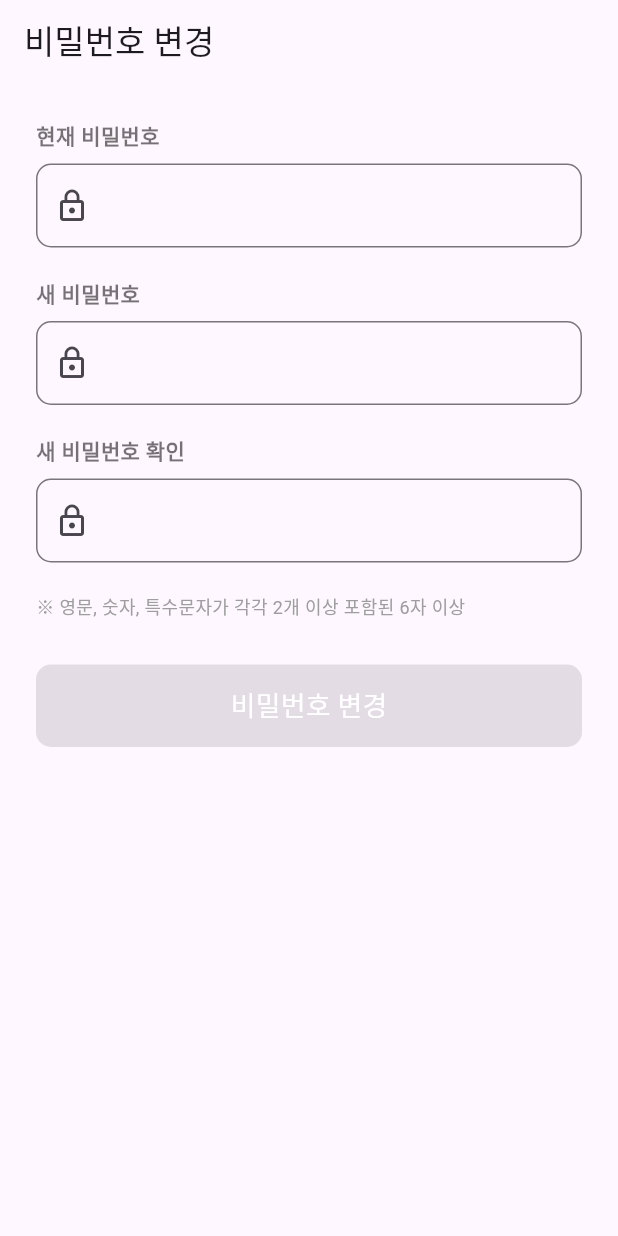
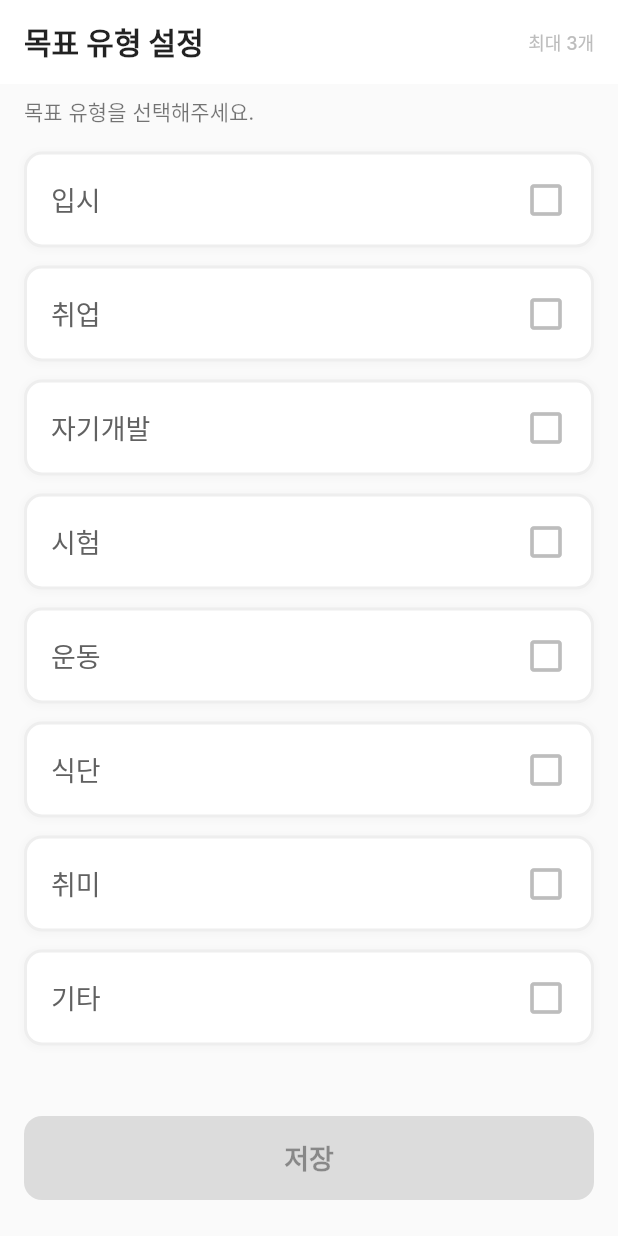
Before and after one commit to lee-yoo-jung/pbl, a Flutter app: the screen it shows after launch, on a phone screen of 412 x 824 dp. Run offline on Flutter 3.47's test engine with Material 3 defaults, Android fonts, the light colour scheme and no system bars; Roboto replaces fonts that are missing (Inter).

Commit message:
마이페이지_목표유형설정

```diff
--- a/lib/main.dart
+++ b/lib/main.dart
@@ -1,263 +1,283 @@
 import 'package:flutter/material.dart';
 
-class PasswordChangePage extends StatefulWidget {
-  const PasswordChangePage ({super.key});
+const List<String> goalTypes = [
+  '입시',
+  '취업',
+  '자기개발',
+  '시험',
+  '운동',
+  '식단',
+  '취미',
+  '기타',
+];
+
+void main() {
+  runApp(const MyApp());
+}
+
+class MyApp extends StatelessWidget {
+  const MyApp({super.key});
 
   @override
-  State<PasswordChangePage> createState() => _PasswordChangePageState();
+  Widget build(BuildContext context) {
+    return MaterialApp(
+      title: '목표 유형 설정',
+      theme: ThemeData(
+        primarySwatch: Colors.blue,
+        fontFamily: 'Inter', // 폰트 지정
+        useMaterial3: false, // Material 2 테마 사용
+      ),
+      home: const GoalTypeSelectorPage(), // 시작 화면 지정
+    );
+  }
 }
 
-class _PasswordChangePageState extends State<PasswordChangePage> {
-  final _formKey = GlobalKey<FormState>();
+// 목표 유형 선택 화면을 나타내는 StatefulWidget
+class GoalTypeSelectorPage extends StatefulWidget {
+  const GoalTypeSelectorPage({super.key});
 
-  // 각 입력 필드의 텍스트를 제어하는 컨트롤러
-  final TextEditingController _currentPasswordController = TextEditingController();
-  final TextEditingController _newPasswordController = TextEditingController();
-  final TextEditingController _confirmPasswordController = TextEditingController();
+  @override
+  State<GoalTypeSelectorPage> createState() => _GoalTypeSelectorPageState();
+}
 
-  bool _isNewPasswordValid = false;
-  bool _isPasswordMatch = false;
-
-  // 비번 조건: 영문, 숫자, 특수문자가 각각 2종류 이상 조합된 6자 이상
-  static final RegExp _passwordRegex = RegExp(
-      r'^(?=.*[a-zA-Z].*[a-zA-Z])'
-      r'(?=.*[0-9].*[0-9])'
-      r'(?=.*[!@#\$%^&*].*[!@#\$%^&*])'
-      r'.{6,}$'
-  );
+// 화면의 동적 상태(선택된 항목 목록)를 관리하는 State 클래스
+class _GoalTypeSelectorPageState extends State<GoalTypeSelectorPage> {
+  // 선택된 목표 유형을 저장하는 리스트
+  final List<String> _selectedGoals = [];
+  // 최대 선택 가능한 개수
+  final int _maxSelection = 3;
 
 
-  @override
-  void initState() {
-    super.initState();
-    // 새 비밀번호와 확인 비밀번호가 변경될 때마다 유효성 검사를 수행하도록 리스너 추가
-    _newPasswordController.addListener(_validateFields);
-    _confirmPasswordController.addListener(_validateFields);
+  // 목표 유형 토글(선택/해제) 핸들러
+  void _handleToggle(String goalName) {
+    setState(() {
+      if (_selectedGoals.contains(goalName)) {         // 이미 선택된 경우: 선택 해제
+        _selectedGoals.remove(goalName);
+      } else {                                         // 선택되지 않은 경우:
+        if (_selectedGoals.length < _maxSelection) {
+          // 최대 개수 미만일 때만 추가
+          _selectedGoals.add(goalName);
+        } else {
+          // 최대 개수 초과 시 알림
+          _showErrorNotification('최대 3개까지만 선택할 수 있습니다.');
+        }
+      }
+    });
   }
 
-  @override
-  void dispose() {    // 리스너를 제거하고 컨트롤러를 해제하여 메모리 누수를 방지
-    _newPasswordController.removeListener(_validateFields);
-    _confirmPasswordController.removeListener(_validateFields);
-    _currentPasswordController.dispose();
-    _newPasswordController.dispose();
-    _confirmPasswordController.dispose();
-    super.dispose();
+  // 오류 알림 메시지 표시
+  void _showErrorNotification(String message) {
+    ScaffoldMessenger.of(context).showSnackBar(
+      SnackBar(
+        content: Text(message),
+        backgroundColor: Colors.red.shade600,
+        behavior: SnackBarBehavior.floating,
+        duration: const Duration(seconds: 2),
+        shape: RoundedRectangleBorder(borderRadius: BorderRadius.circular(10)),
+      ),
+    );
+  }
+
+  // 성공 알림 메시지 표시
+  void _showSuccessNotification(String message) {
+    ScaffoldMessenger.of(context).showSnackBar(
+      SnackBar(
+        content: Text(
+          message,
+          textAlign: TextAlign.center,
+          style: const TextStyle(color: Colors.white, fontSize: 16),
+        ),
+        backgroundColor: Colors.black87,
+        behavior: SnackBarBehavior.fixed,
+        duration: const Duration(seconds: 2),
+        padding: const EdgeInsets.symmetric(vertical: 18),
+      ),
+    );
   }
 
 
-  // 모든 유효성 검사 및 버튼 활성화 상태를 업데이트
-  void _validateFields() {
-    final newPass = _newPasswordController.text;
-    final confirmPass = _confirmPasswordController.text;
+  // 저장 버튼 클릭 핸들러
+  void _handleSave() {
+    if (_selectedGoals.isEmpty) {   // 선택된 항목이 하나도 없을 경우 오류 표시
+      _showErrorNotification('하나 이상의 목표 유형을 선택해주세요.');
+      return;
+    }
+    final message = '저장되었습니다.';
+    debugPrint(message);
+    _showSuccessNotification(message); // 성공 메시지 출력
 
-    // 새 비밀번호 조건 검사
-    final newPasswordValid = _passwordRegex.hasMatch(newPass);
-
-    // 새 비밀번호와 확인 비밀번호 일치 검사
-    final passwordMatch = newPass.isNotEmpty && newPass == confirmPass;
-
-    // 상태가 변경되었을 때만 UI 업데이트
-    if (_isNewPasswordValid != newPasswordValid || _isPasswordMatch != passwordMatch) {
-      setState(() {
-        _isNewPasswordValid = newPasswordValid;
-        _isPasswordMatch = passwordMatch;
-      });
-    }
-  }
+    // 실제 저장 로직은 여기에 구현
 
 
-  // '비밀번호 변경' 버튼 활성화 여부를 결정하는 함수
-  bool _isButtonEnabled() {
-    return _currentPasswordController.text.isNotEmpty && _isNewPasswordValid && _isPasswordMatch;
-    // 현재 비밀번호가 비어있지 않고, 새 비밀번호가 유효하며, 두개의 새 비밀번호가 일치해야 함
-  }
-
-  // '비밀번호 변경' 버튼 클릭 시 실행될 함수
-  void _changePassword() {
-    // 폼 유효성 검사 및 버튼 활성화 상태 확인
-    if (_formKey.currentState!.validate() && _isButtonEnabled()) {
-
-      // 실제 서버 API 호출을 통해 비밀번호를 변경하는 로직 구현
-
-
-      // 변경 성공 팝업
-      showDialog(
-        context: context,
-        builder: (context) => AlertDialog(
-          title: const Text('변경 성공'),
-          content: const Text('비밀번호가 성공적으로 변경되었습니다.'),
-          actions: [
-            TextButton(
-              onPressed: () => Navigator.pop(context),
-              child: const Text('확인'),
-            ),
-          ],
-        ),
-      );
-    } else if (!_currentPasswordController.text.isNotEmpty) {   // 현재 비밀번호를 입력하지 않았다면
-      showDialog(
-        context: context,
-        builder: (context) => AlertDialog(
-          title: const Text('오류'),
-          content: const Text('현재 비밀번호를 입력해주세요.'),
-          actions: [
-            TextButton(
-              onPressed: () => Navigator.pop(context),
-              child: const Text('확인'),
-            ),
-          ],
-        ),
-      );
-    }
-  }
-
-  // 비밀번호 입력 필드를 위한 공통 위젯 생성 함수
-  Widget _buildPasswordField({
-    required String label,
-    required TextEditingController controller,
-    bool isNewPassword = false,
-    bool isConfirmPassword = false,
-  }) {
-
-    // 유효성 검사 상태에 따라 아이콘 결정
-    Widget? getSuffixIcon() {
-      if (isNewPassword) {
-        if (controller.text.isEmpty) return null; // 텍스트가 없으면 아이콘 표시 안 함
-        return Icon(
-          _isNewPasswordValid ? Icons.check_circle : Icons.cancel,
-          color: _isNewPasswordValid ? Colors.green : Colors.red,
-        );
-      }
-      if (isConfirmPassword) {
-        if (controller.text.isEmpty) return null;
-        return Icon(
-          _isPasswordMatch ? Icons.check_circle : Icons.cancel,
-          color: _isPasswordMatch ? Colors.green : Colors.red,
-        );
-      }
-      return null;
-    }
-
-    return Column(
-      crossAxisAlignment: CrossAxisAlignment.start,
-      children: [
-
-        // 필드 제목
-        Text(
-          label,
-          style: const TextStyle(
-            fontSize: 14,
-            fontWeight: FontWeight.bold,
-            color: Colors.black54,
-          ),
-        ),
-        const SizedBox(height: 8),
-
-        // 실제 비밀번호 입력 필드
-        TextFormField(
-          controller: controller,
-          obscureText: true,     // 입력 텍스트 가리기
-          decoration: InputDecoration(
-            border: const OutlineInputBorder(
-              borderRadius: BorderRadius.all(Radius.circular(10)),
-            ),
-            prefixIcon: const Icon(Icons.lock_outline),
-            suffixIcon: getSuffixIcon(),
-          ),
-          validator: (value) {
-            // 폼 제출 시 실행되는 최종 유효성 검사
-            if (value == null || value.isEmpty) {
-              return '비밀번호를 입력해주세요.';
-            }
-            if (isNewPassword && !_isNewPasswordValid && value.isNotEmpty) {
-              return '비밀번호 조건을 만족하지 못합니다.';
-            }
-            if (isConfirmPassword && !_isPasswordMatch && value.isNotEmpty) {
-              return '새 비밀번호와 일치하지 않습니다.';
-            }
-            return null; // 유효성 통과
-          },
-        ),
-        const SizedBox(height: 20),
-      ],
-    );
   }
 
   @override
   Widget build(BuildContext context) {
+    // 렌더링 시 현재 선택 개수가 최대치에 도달했는지 확인
+    final bool isMaxReached = _selectedGoals.length >= _maxSelection;
+
     return Scaffold(
+      backgroundColor: Colors.grey.shade50,
       appBar: AppBar(
-        title: const Text('비밀번호 변경'),
-      ),
-      body: SingleChildScrollView(    // 내용이 넘칠 경우 스크롤 가능하게 해줌
-        padding: const EdgeInsets.all(24),
-        child: Form(
-          key: _formKey, // 폼 상태 관리를 위한 키
-          child: Column(
-            crossAxisAlignment: CrossAxisAlignment.start,
-            children: [
-
-              // 현재 비밀번호 입력 필드
-              _buildPasswordField(
-                label: '현재 비밀번호',
-                controller: _currentPasswordController,
-              ),
-
-              // 새 비밀번호 입력 필드
-              _buildPasswordField(
-                label: '새 비밀번호',
-                controller: _newPasswordController,
-                isNewPassword: true,
-              ),
-
-              // 새 비밀번호 확인 입력 필드
-              _buildPasswordField(
-                label: '새 비밀번호 확인',
-                controller: _confirmPasswordController,
-                isConfirmPassword: true,
-              ),
-
-              // 비밀번호 조건 안내 텍스트
-              const Padding(
-                padding: EdgeInsets.only(bottom: 30),
-                child: Text(
-                  '※ 영문, 숫자, 특수문자가 각각 2개 이상 포함된 6자 이상',
-                  style: TextStyle(
-                    fontSize: 12,
-                    color: Colors.grey,
-                  ),
+        title: const Text(
+          '목표 유형 설정',
+          style: TextStyle(
+            fontWeight: FontWeight.bold,
+            color: Colors.black87,
+          ),
+        ),
+        backgroundColor: Colors.white,
+        elevation: 0, // 그림자 제거
+        actions: [
+          Padding(
+            padding: const EdgeInsets.only(right: 16.0),
+            child: Center(
+              child: Text(
+                '최대 3개',
+                style: TextStyle(
+                  fontSize: 12,
+                  fontWeight: FontWeight.w500,
+                  color: Colors.grey.shade400,
                 ),
               ),
+            ),
+          ),
+        ],
+      ),
 
-              // 비밀번호 변경 버튼
-              ElevatedButton(
-                // _isButtonEnabled() 결과에 따라 버튼 활성화/비활성화 결정
-                onPressed: _isButtonEnabled() ? _changePassword : null,
+      body: Padding(
+        padding: const EdgeInsets.symmetric(horizontal: 16.0),
+        child: Column(
+          crossAxisAlignment: CrossAxisAlignment.start,
+          children: [
+            const Padding(
+              padding: EdgeInsets.only(top: 8.0, bottom: 16.0),
+              child: Text(
+                '목표 유형을 선택해주세요.',
+                style: TextStyle(fontSize: 14, color: Colors.black54),
+              ),
+            ),
+
+            // 목표 유형 목록 (스크롤 가능)
+            Expanded( // 남은 공간을 모두 차지하도록 확장
+              child: ListView.builder(
+                itemCount: goalTypes.length,
+                itemBuilder: (context, index) {
+                  final goal = goalTypes[index];
+                  final bool isSelected = _selectedGoals.contains(goal);
+
+                  return _GoalTypeItem( // 개별 항목 위젯 호출
+                    name: goal,
+                    isSelected: isSelected,
+                    isMaxReached: isMaxReached,
+                    onTap: () => _handleToggle(goal), // 탭 시 토글 함수 호출
+                  );
+                },
+              ),
+            ),
+
+            // 저장 버튼
+            Padding(
+              padding: const EdgeInsets.only(bottom: 24.0, top: 16.0),
+              child: ElevatedButton(
+                // 선택된 목표가 있을 때만 버튼 활성화, 없으면 비활성화
+                onPressed: _selectedGoals.isNotEmpty ? _handleSave : null,
+                child: const Text(
+                  '저장',
+                  style: TextStyle(fontSize: 18, fontWeight: FontWeight.w600),
+                ),
                 style: ElevatedButton.styleFrom(
-                  backgroundColor: Colors.blue,
-                  minimumSize: const Size(double.infinity, 55),
+                  minimumSize: const Size(double.infinity, 56),
                   shape: RoundedRectangleBorder(
-                    borderRadius: BorderRadius.circular(10),
+                    borderRadius: BorderRadius.circular(12),
                   ),
+                  backgroundColor: Colors.blue.shade600,
+                  foregroundColor: Colors.white,
                   elevation: 5,
                 ),
-                child: const Text(
-                  '비밀번호 변경',
-                  style: TextStyle(fontSize: 18, color: Colors.white),
-                ),
               ),
-            ],
-          ),
+            ),
+          ],
         ),
       ),
     );
   }
 }
 
-// 실행
-void main() {
-  runApp(const MaterialApp(
-    home: PasswordChangePage(),
-  ));
+// 개별 목표 유형 항목을 나타내는 StatelessWidget (재사용을 위한 분리)
+class _GoalTypeItem extends StatelessWidget {
+  final String name;
+  final bool isSelected;
+  final bool isMaxReached;
+  final VoidCallback onTap; // 탭 이벤트 콜백 함수
+
+  const _GoalTypeItem({
+    required this.name,
+    required this.isSelected,
+    required this.isMaxReached,
+    required this.onTap,
+  });
+
+  @override
+  Widget build(BuildContext context) {
+    return GestureDetector( // 터치 이벤트를 감지
+      onTap: onTap, // 탭 발생 시 부모 위젯의 _handleToggle 호출
+      child: AnimatedContainer( // 상태 변화(선택/해제) 시 부드러운 애니메이션 효과 적용
+        duration: const Duration(milliseconds: 150),
+        margin: const EdgeInsets.only(bottom: 12),
+        padding: const EdgeInsets.all(16),
+        decoration: BoxDecoration(
+          // 배경색
+          color: isSelected ? Colors.blue.shade50 : Colors.white,
+          borderRadius: BorderRadius.circular(12),
+          // 테두리
+          border: Border.all(
+            color: isSelected ? Colors.blue.shade500 : Colors.grey.shade200,
+            width: 2,
+          ),
+          // 그림자
+          boxShadow: isSelected
+              ? [ // 선택된 경우: 파란색 계열의 부드러운 그림자
+            BoxShadow(
+              color: Colors.blue.shade100.withOpacity(0.5),
+              spreadRadius: 1,
+              blurRadius: 5,
+              offset: const Offset(0, 2),
+            ),
+          ]
+              : [ // 해제된 경우: 회색 계열의 약한 그림자
+            BoxShadow(
+              color: Colors.grey.shade100,
+              spreadRadius: 1,
+              blurRadius: 3,
+              offset: const Offset(0, 1),
+            ),
+          ],
+        ),
+        child: Row(
+          mainAxisAlignment: MainAxisAlignment.spaceBetween,
+          children: [
+            Text(
+              name,
+              style: TextStyle(
+                fontSize: 18,
+                fontWeight: FontWeight.w500,
+                color: isSelected ? Colors.blue.shade800 : Colors.grey.shade700,
+              ),
+            ),
+            Icon(
+              // 아이콘 변경: 선택 시 채워진 체크박스, 해제 시 윤곽선 체크박스
+              isSelected ? Icons.check_box_rounded : Icons.check_box_outline_blank,
+              color: isSelected
+                  ? Colors.blue.shade500 // 선택 시 파란색
+                  : (isMaxReached && !isSelected) // 최대치 도달 + 미선택 항목
+                  ? Colors.grey.shade300 // 회색으로 흐리게 (선택 불가능 시각화)
+                  : Colors.grey.shade400, // 일반 미선택 시 연한 회색
+              size: 28,
+            ),
+          ],
+        ),
+      ),
+    );
+  }
 }
```
